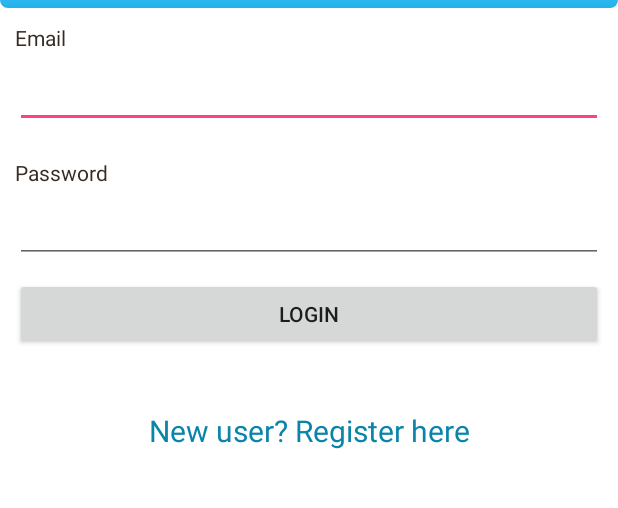
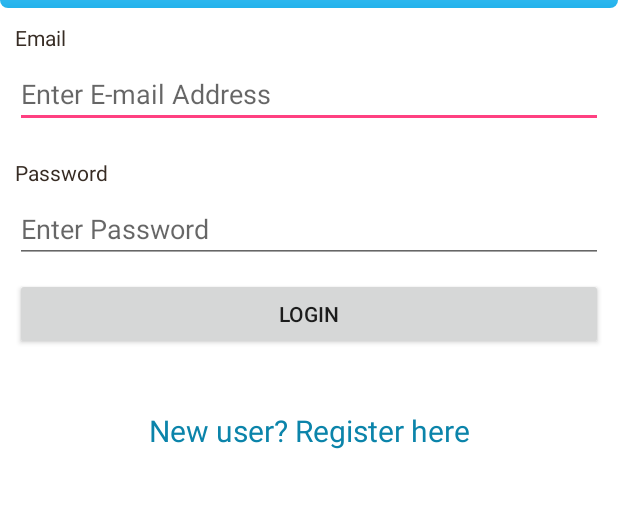
Before and after one commit to TejeshShivanna/EventsSC, an Android app: the screen it shows after launch (LoginActivity), on a phone screen of 412 x 824 dp, the part 164-672 px from its top. Run offline under Robolectric (Android 15) with nearby library versions, the phone set to English and light mode, and no system bars.

Commit message:
tweaks to login activity

```diff
--- a/FrontEnd/EventsSC/app/src/main/res/layout/activity_login.xml
+++ b/FrontEnd/EventsSC/app/src/main/res/layout/activity_login.xml
@@ -41,7 +41,9 @@
                 android:layout_width="fill_parent"
                 android:layout_height="wrap_content"
                 android:layout_marginTop="5dip"
-                android:layout_marginBottom="20dip"></EditText>
+                android:layout_marginBottom="20dip"
+                android:inputType="textEmailAddress"
+                android:hint="Enter E-mail Address"></EditText>
             <!--  Password Label -->
             <TextView android:layout_width="fill_parent"
                 android:layout_height="wrap_content"
@@ -51,7 +53,8 @@
                 android:layout_width="fill_parent"
                 android:layout_height="wrap_content"
                 android:inputType="textPassword"
-                android:layout_marginTop="5dip"></EditText>
+                android:layout_marginTop="5dip"
+                android:hint="Enter Password"></EditText>
             <!-- Login button -->
             <Button android:id="@+id/btnLogin"
                 android:layout_width="fill_parent"
```
Also changed, not shown: FrontEnd/EventsSC/app/src/main/java/application/eventssc/MapsActivity.java (line endings or trailing spaces).
